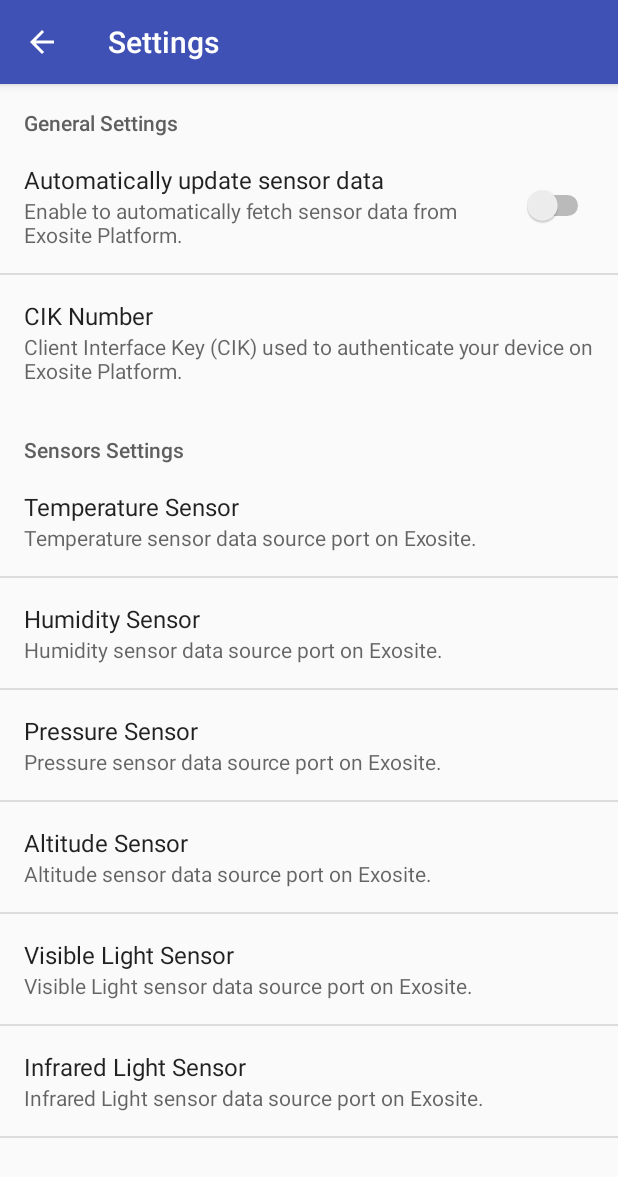
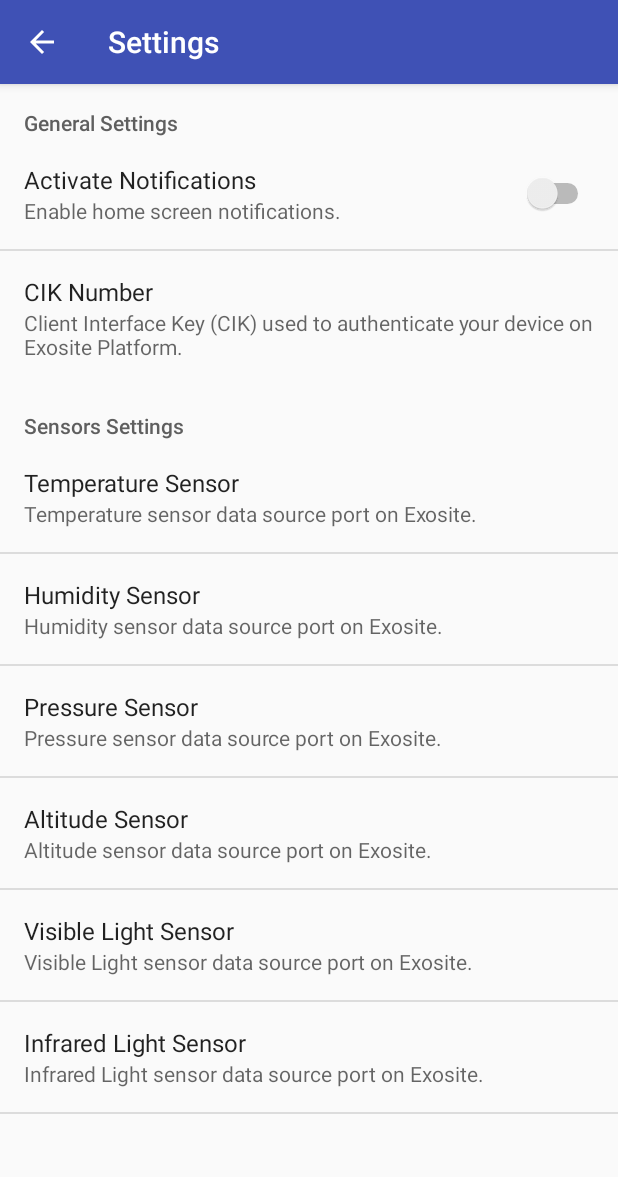
Before and after one commit to tiagosarmento/HomeMonitorIOT, an Android app: the screen it shows after launch (SettingsActivity), in the options menu, after a tap on "Settings", on a phone screen of 412 x 824 dp. Shown: the top 1177 px of the screen. Run offline under Robolectric (Android 15) with nearby library versions, the phone set to English and light mode, and no system bars; libraries missing offline, so code that uses them is left out: com.jjoe64.graphview; 32 statements that could not run were skipped.

Commit message:
Fixed major bug with Notification Alarm system. Alarm could not be be cancelled. Setting rename from AutoUpdate to Notification.

```diff
--- a/HomeMonitorIOT/app/src/main/java/com/tiasan/homemonitoriot/AlarmReceiver.java
+++ b/HomeMonitorIOT/app/src/main/java/com/tiasan/homemonitoriot/AlarmReceiver.java
@@ -26,15 +26,23 @@ import android.util.Log;
 /**
  * @author Tiago Sarmento Santos
  * @class AlarmReceiver
- * @desc TODO
+ * @desc This is AlarmReceiver class is the alarm handler
  */
 public class AlarmReceiver extends WakefulBroadcastReceiver {
 
     // Set Global data
     private static final String gTag = "DBG - AlarmReceiver";
 
-    private AlarmManager amAlarmManager = null; // AlarmManager to access system alarms
-    private PendingIntent piAlarmIntent = null; // PendingIntent to be used when the alarm fires
+    // AlarmManager and PendingIntent, need to be set as static, because we can have two instances
+    // of AlarmReceiver:
+    // 1. At MainActivity
+    // 2. At AlarmBootReceiver
+    // Not doing so, we risk to call alarm cancellation on NULL AlarmManager, that could lead to an
+    // alarm not being cancelled.
+    // Alternatively we could simply define AlarmManager on both setAlarm() and cancelAlarm()
+    private static AlarmManager amAlarmManager = null; // AlarmManager to access system alarms
+    private static PendingIntent piAlarmIntent = null; // PendingIntent to be used when the alarm fires
+    private final int nID               = 1234; // PendingIntent unique ID
 
     /**
      * @author Tiago Sarmento Santos
@@ -70,11 +78,14 @@ public class AlarmReceiver extends WakefulBroadcastReceiver {
         Log.d(gTag, "The setAlarm() event");
         amAlarmManager = (AlarmManager)context.getSystemService(Context.ALARM_SERVICE);
         Intent iAlarmIntent = new Intent(context, AlarmReceiver.class);
-        piAlarmIntent = PendingIntent.getBroadcast(context, 0, iAlarmIntent, 0);
-        // Set the alarm to fire every 15 minutes (1000*60*15)
+        piAlarmIntent = PendingIntent.getBroadcast(context, nID, iAlarmIntent, 0);
+        // Set the alarm to fire every 60 minutes (1000*60*60)
+        // TI Exosite Platform is free, thus it has some limitations, the maximum number of fetches
+        // per day is 100. Our notification system will be fired every hour, to allow room to run
+        // in a couple of devices
         amAlarmManager.setInexactRepeating(AlarmManager.ELAPSED_REALTIME,
                 SystemClock.elapsedRealtime(),
-                1000*60*15,
+                1000*60*60,
                 piAlarmIntent);
         // Create hook to enable AlarmBootReceiver to automatically restart the alarm when
         // the device is rebooted
@@ -94,8 +105,9 @@ public class AlarmReceiver extends WakefulBroadcastReceiver {
     public void cancelAlarm(Context context) {
         Log.d(gTag, "The cancelAlarm() event");
         // If the alarm has been set, cancel it.
-        if (amAlarmManager!= null) {
+        if (amAlarmManager != null) {
             amAlarmManager.cancel(piAlarmIntent);
+            piAlarmIntent.cancel();
         }
         // Disable AlarmBootReceiver so that it does not automatically restart the alarm when the
         // device is rebooted
--- a/HomeMonitorIOT/app/src/main/java/com/tiasan/homemonitoriot/MainActivity.java
+++ b/HomeMonitorIOT/app/src/main/java/com/tiasan/homemonitoriot/MainActivity.java
@@ -242,7 +242,7 @@ public class MainActivity extends AppCompatActivity implements View.OnClickListe
         Log.d(gTag, "The onResume() event");
 
         // Check if Update Alarm should enabled or disabled
-        if (shSettings.getSettingBooleanValue(getString(R.string.keyAutoUpdate)) == true) {
+        if (shSettings.getSettingBooleanValue(getString(R.string.keyNotifications)) == true) {
             arUpdateDataAlarm.setAlarm(this);
             Log.d(gTag, "UpdateAlarm ENABLED");
         } else {
--- a/HomeMonitorIOT/app/src/main/java/com/tiasan/homemonitoriot/SettingsHandler.java
+++ b/HomeMonitorIOT/app/src/main/java/com/tiasan/homemonitoriot/SettingsHandler.java
@@ -108,7 +108,7 @@ public class SettingsHandler {
         sVisibleLightPort  = sharedPref.getString(gContext.getString(R.string.keyVisibleLightPort), "");
         sAltitudePort      = sharedPref.getString(gContext.getString(R.string.keyAltitudePort), "");
         sInfraredLightPort = sharedPref.getString(gContext.getString(R.string.keyInfraredLightPort), "");
-        bAutoUpdate        = sharedPref.getBoolean(gContext.getString(R.string.keyAutoUpdate), false);
+        bAutoUpdate        = sharedPref.getBoolean(gContext.getString(R.string.keyNotifications), false);
 
         sTemperatureData   = sharedPref.getString(gContext.getString(R.string.keyTemperatureData), "");
         sHumidityData      = sharedPref.getString(gContext.getString(R.string.keyHumidityData), "");
@@ -125,7 +125,7 @@ public class SettingsHandler {
         Log.d(gTag, "Settings key: " + gContext.getString(R.string.keyAltitudePort)      + " Value: " + sAltitudePort);
         Log.d(gTag, "Settings key: " + gContext.getString(R.string.keyVisibleLightPort)  + " Value: " + sVisibleLightPort);
         Log.d(gTag, "Settings key: " + gContext.getString(R.string.keyInfraredLightPort) + " Value: " + sInfraredLightPort);
-        Log.d(gTag, "Settings key: " + gContext.getString(R.string.keyAutoUpdate)        + " Value: " + bAutoUpdate);
+        Log.d(gTag, "Settings key: " + gContext.getString(R.string.keyNotifications)        + " Value: " + bAutoUpdate);
 
         Log.d(gTag, "Settings key: " + gContext.getString(R.string.keyTemperatureData)   + " Value: " + sTemperatureData);
         Log.d(gTag, "Settings key: " + gContext.getString(R.string.keyHumidityData)      + " Value: " + sHumidityData);
--- a/HomeMonitorIOT/app/src/main/res/values/strings.xml
+++ b/HomeMonitorIOT/app/src/main/res/values/strings.xml
@@ -20,7 +20,7 @@
     <string name="app_name_light">Visibility at Home</string>
     <string name="app_name_settings">Settings</string>
     <string name="shared_preferences_file">shared_preferences_file</string>
-    <string name="keyAutoUpdate">settingsKeyAutoUpdate</string>
+    <string name="keyNotifications">settingsKeyNotifications</string>
     <string name="keyCIK">settingsKeyCIK</string>
     <string name="keyTemperaturePort">settingsKeyTemperaturePort</string>
     <string name="keyHumidityPort">settingsKeyHumidityPort</string>
--- a/HomeMonitorIOT/app/src/main/res/xml/activity_settings.xml
+++ b/HomeMonitorIOT/app/src/main/res/xml/activity_settings.xml
@@ -21,11 +21,11 @@
         android:key="keyGeneral">
 
         <SwitchPreference
-            android:key="@string/keyAutoUpdate"
-            android:title="Automatically update sensor data"
-            android:summary="Enable to automatically fetch sensor data from Exosite Platform."
+            android:key="@string/keyNotifications"
+            android:title="Activate Notifications"
+            android:summary="Enable home screen notifications."
             android:defaultValue="false"
-            android:id="@+id/spAutoUpdate" />
+            android:id="@+id/spNotifications" />
 
         <EditTextPreference
             android:key="@string/keyCIK"
```
